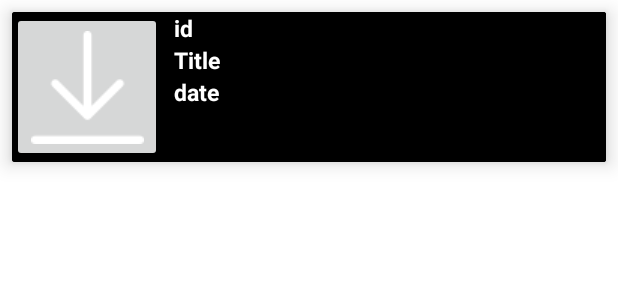
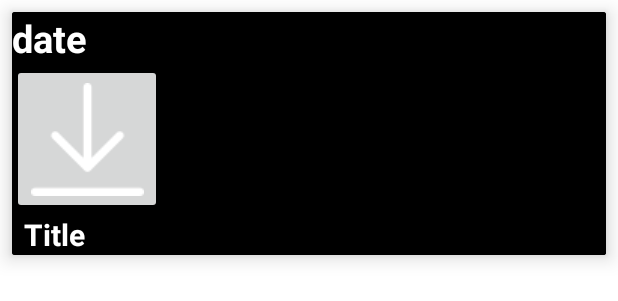
Before and after one commit to AlexandrosAlexandrov/MobileEvaluationApp, an Android app: the layout row_items.xml on its own in the app's theme, with its tools: preview values and no code run, on a phone screen of 412 x 824 dp. Shown: the top 301 px of the screen. Run offline under Robolectric (Android 15) with nearby library versions, the phone set to English and light mode, and no system bars.

```diff
--- a/app/src/main/java/com/example/mobileevaluationproject/BooksActivity.kt
+++ b/app/src/main/java/com/example/mobileevaluationproject/BooksActivity.kt
@@ -22,6 +22,7 @@ class BooksActivity : AppCompatActivity() {
     lateinit var sessionManager: SessionManager
 
     override fun onCreate(savedInstanceState: Bundle?) {
+        title = "Περιοδικά"
         super.onCreate(savedInstanceState)
         setContentView(R.layout.activity_books)
 
--- a/app/src/main/res/layout/row_items.xml
+++ b/app/src/main/res/layout/row_items.xml
@@ -16,7 +16,16 @@
             android:layout_width="match_parent"
             android:layout_height="match_parent"
             android:background="#000000"
-            android:orientation="horizontal">
+            android:orientation="vertical">
+
+            <TextView
+                android:id="@+id/book_date"
+                android:layout_width="wrap_content"
+                android:layout_height="wrap_content"
+                android:text="date"
+                android:textColor="@color/white"
+                android:textSize="25sp"
+                android:textStyle="bold" />
 
             <ImageButton
                 android:id="@+id/image_country"
@@ -34,32 +43,14 @@
                 android:orientation="vertical">
 
                 <TextView
-                    android:id="@+id/book_id"
-                    android:layout_width="wrap_content"
-                    android:layout_height="wrap_content"
-                    android:text="@string/book_id"
-                    android:textColor="@color/white"
-                    android:textSize="15sp"
-                    android:textStyle="bold" />
-
-
-                <TextView
                     android:id="@+id/book_name"
                     android:layout_width="wrap_content"
                     android:layout_height="wrap_content"
                     android:text="@string/title"
                     android:textColor="@color/white"
-                    android:textSize="15sp"
+                    android:textSize="20sp"
                     android:textStyle="bold" />
 
-                <TextView
-                    android:id="@+id/book_date"
-                    android:layout_width="wrap_content"
-                    android:layout_height="wrap_content"
-                    android:text="date"
-                    android:textColor="@color/white"
-                    android:textSize="15sp"
-                    android:textStyle="bold" />
 
 
 
```
Also changed, not shown: app/src/main/java/com/example/mobileevaluationproject/myAdapter.kt (+16 -5 lines), app/src/main/res/layout/activity_books.xml (+4 -21 lines).
